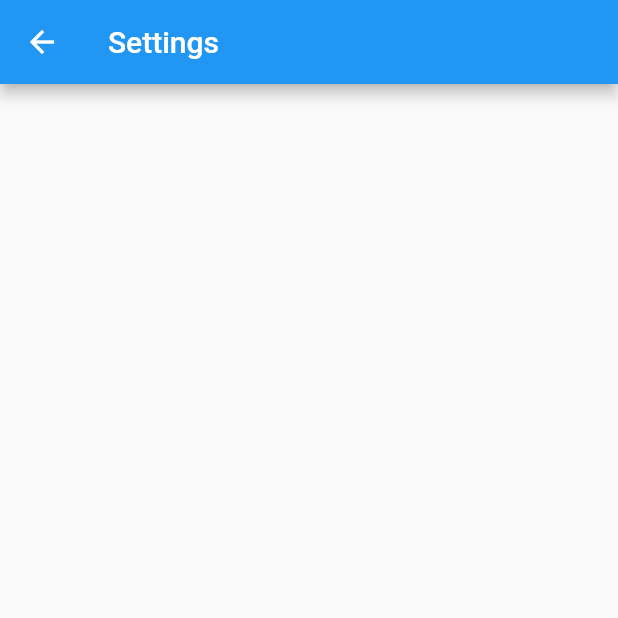
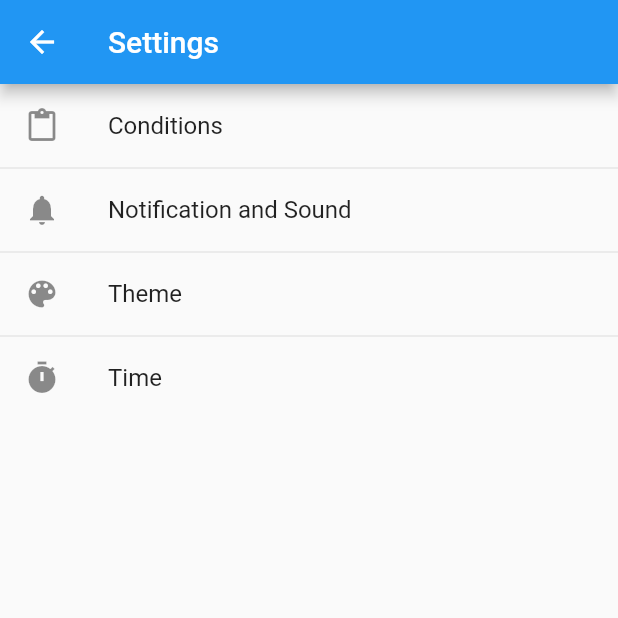
Before and after one commit to Mikiyas721/WCT, a Flutter app: the SettingsPage screen opened by its route, on a phone screen of 412 x 824 dp, the top half of it. Run offline on Flutter 3.47's test engine with Material 2 defaults, Android fonts, the light colour scheme and no system bars; our stand-ins replace convex_bottom_bar.

```diff
--- a/lib/main.dart
+++ b/lib/main.dart
@@ -1,13 +1,21 @@
 import 'package:flutter/material.dart';
+import 'package:wct/ui/pages/conditionsPage.dart';
 import 'package:wct/ui/pages/homePage.dart';
+import 'package:wct/ui/pages/notificationPage.dart';
 import 'package:wct/ui/pages/settingsPage.dart';
+import 'package:wct/ui/pages/themePage.dart';
+import 'package:wct/ui/pages/timePage.dart';
 
 void main() => runApp(MyApp());
 
 class MyApp extends StatelessWidget {
   final routes = {
     '/': (BuildContext context) => HomePage(),
-    '/settingsPage': (BuildContext context) => SettingsPage()
+    '/settingsPage': (BuildContext context) => SettingsPage(),
+    '/notificationPage': (BuildContext context) => NotificationPage(),
+    '/conditionsPage': (BuildContext context) => ConditionsPage(),
+    '/themePage': (BuildContext context) => ThemePage(),
+    '/timePage': (BuildContext context) => TimePage(),
   };
 
   @override
--- /dev/null
+++ b/lib/ui/customWidgets/mySettingItem.dart
@@ -0,0 +1,23 @@
+import 'package:flutter/material.dart';
+
+class MySettingItem extends StatelessWidget {
+  final IconData leadingIcon;
+  final String title;
+  final Function onTap;
+
+  MySettingItem(
+      {@required this.leadingIcon, @required this.title, @required this.onTap});
+
+  @override
+  Widget build(BuildContext context) {
+    return ListTile(
+      leading: Icon(
+        leadingIcon,
+      ),
+      title: Text(
+        title,
+      ),
+      onTap: onTap,
+    );
+  }
+}
--- /dev/null
+++ b/lib/ui/pages/conditionsPage.dart
@@ -0,0 +1,9 @@
+import 'package:flutter/material.dart';
+
+class ConditionsPage extends StatelessWidget{
+  @override
+  Widget build(BuildContext context) {
+    return Scaffold(appBar: AppBar(title: Text('Conditions'),),);
+  }
+
+}
--- /dev/null
+++ b/lib/ui/pages/notificationPage.dart
@@ -0,0 +1,9 @@
+import 'package:flutter/material.dart';
+
+class NotificationPage extends StatelessWidget{
+  @override
+  Widget build(BuildContext context) {
+    return Scaffold(appBar: AppBar(title: Text('Notification and Sounds'),),);
+  }
+
+}
--- a/lib/ui/pages/settingsPage.dart
+++ b/lib/ui/pages/settingsPage.dart
@@ -1,4 +1,5 @@
 import 'package:flutter/material.dart';
+import 'package:wct/ui/customWidgets/mySettingItem.dart';
 
 class SettingsPage extends StatelessWidget {
   @override
@@ -7,7 +8,34 @@ class SettingsPage extends StatelessWidget {
       appBar: AppBar(
         title: Text('Settings'),
       ),
-
+      body: ListView(
+        children: ListTile.divideTiles(context: context, tiles: [
+          MySettingItem(
+              leadingIcon: Icons.content_paste,
+              title: 'Conditions',
+              onTap: () {
+                Navigator.pushNamed(context, '/conditionsPage');
+              }),
+          MySettingItem(
+              leadingIcon: Icons.notifications,
+              title: 'Notification and Sound',
+              onTap: () {
+                Navigator.pushNamed(context, '/notificationPage');
+              }),
+          MySettingItem(
+              leadingIcon: Icons.color_lens,
+              title: 'Theme',
+              onTap: () {
+                Navigator.pushNamed(context, '/themePage');
+              }),
+          MySettingItem(
+              leadingIcon: Icons.timer,
+              title: 'Time',
+              onTap: () {
+                Navigator.pushNamed(context, '/timePage');
+              })
+        ]).toList(),
+      ),
     );
   }
 }
```
Also changed, not shown: lib/ui/pages/homePage.dart (+25 -5 lines), lib/ui/pages/themePage.dart (added, +12 -0 lines), lib/ui/pages/timePage.dart (added, +12 -0 lines).
